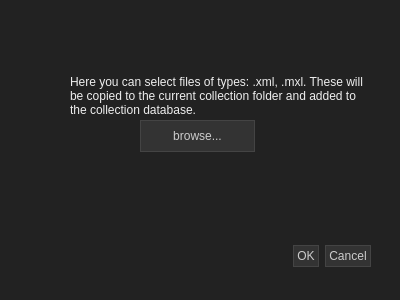
Qt form implementation/primaries/GUI/importDialog.ui (Godley/Music-Library) before a commit.
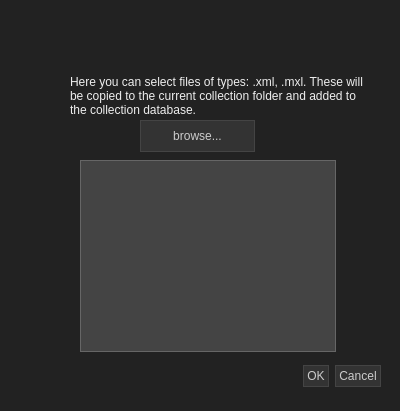
The same form after that commit.

Commit message: issue fix #223: file browser dialog connect

The edit to the form file:
```diff
--- a/implementation/primaries/GUI/importDialog.ui
+++ b/implementation/primaries/GUI/importDialog.ui
@@ -7,7 +7,7 @@
     <x>0</x>
     <y>0</y>
     <width>400</width>
-    <height>300</height>
+    <height>411</height>
    </rect>
   </property>
   <property name="windowTitle">
@@ -32,13 +32,18 @@
 
 QPushButton:checked {
 border-style:inset;
+}
+
+QListWidget {
+background:#444;
+border:1px solid #666
 }</string>
   </property>
   <widget class="QDialogButtonBox" name="buttonBox">
    <property name="geometry">
     <rect>
-     <x>30</x>
-     <y>240</y>
+     <x>40</x>
+     <y>360</y>
      <width>341</width>
      <height>32</height>
     </rect>
@@ -79,6 +84,16 @@
     <bool>true</bool>
    </property>
   </widget>
+  <widget class="QListWidget" name="listWidget">
+   <property name="geometry">
+    <rect>
+     <x>80</x>
+     <y>160</y>
+     <width>256</width>
+     <height>192</height>
+    </rect>
+   </property>
+  </widget>
  </widget>
  <resources/>
  <connections>
```
Left out of the diff: 2 changed lines with no effect on the pictures. The commit also changes 2 other files.
